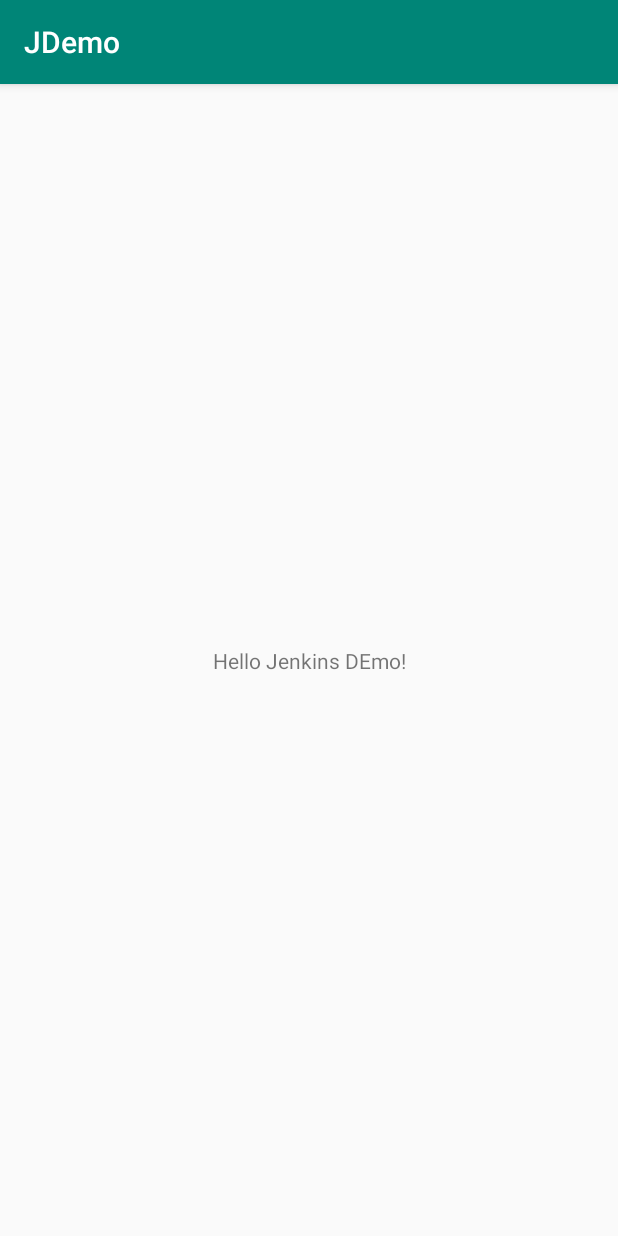
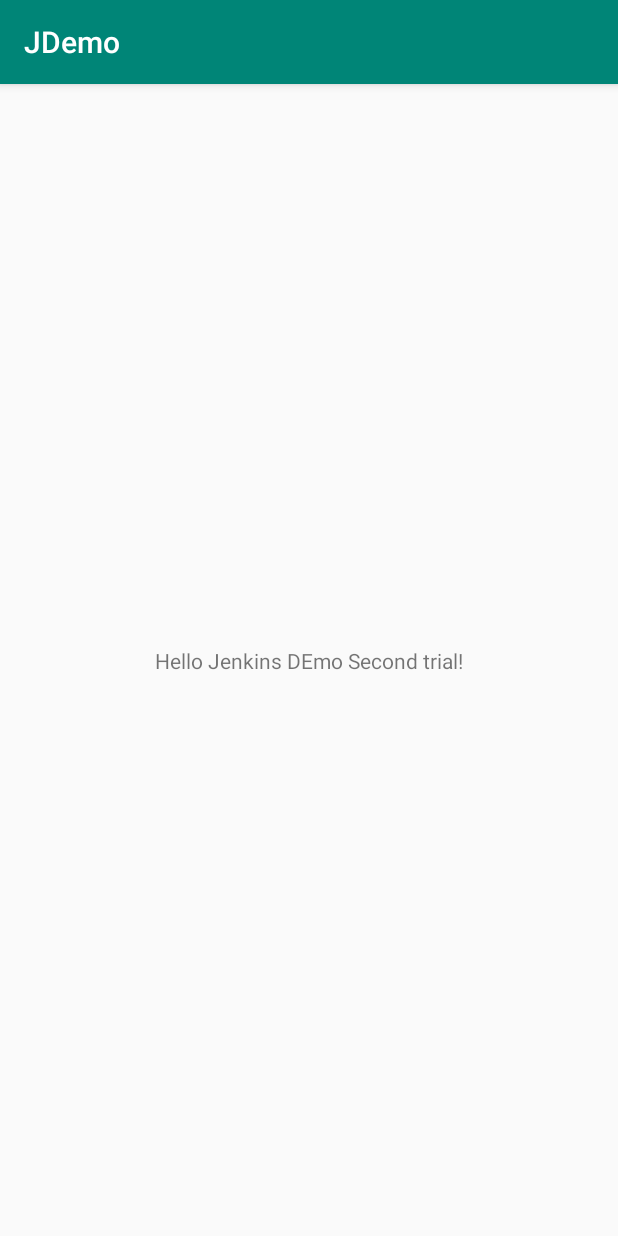
Before and after one commit to KalyaniKurnawal/Jen, an Android app: the screen it shows after launch (MainActivity), on a phone screen of 412 x 824 dp. Run offline under Robolectric (Android 15) with nearby library versions, the phone set to English and light mode, and no system bars.

Commit message:
Commited from Android Studio

```diff
--- a/JDemo/app/src/main/res/layout/activity_main.xml
+++ b/JDemo/app/src/main/res/layout/activity_main.xml
@@ -9,7 +9,7 @@
     <TextView
         android:layout_width="wrap_content"
         android:layout_height="wrap_content"
-        android:text="Hello Jenkins DEmo!"
+        android:text="Hello Jenkins DEmo Second trial!"
         app:layout_constraintBottom_toBottomOf="parent"
         app:layout_constraintLeft_toLeftOf="parent"
         app:layout_constraintRight_toRightOf="parent"
```
